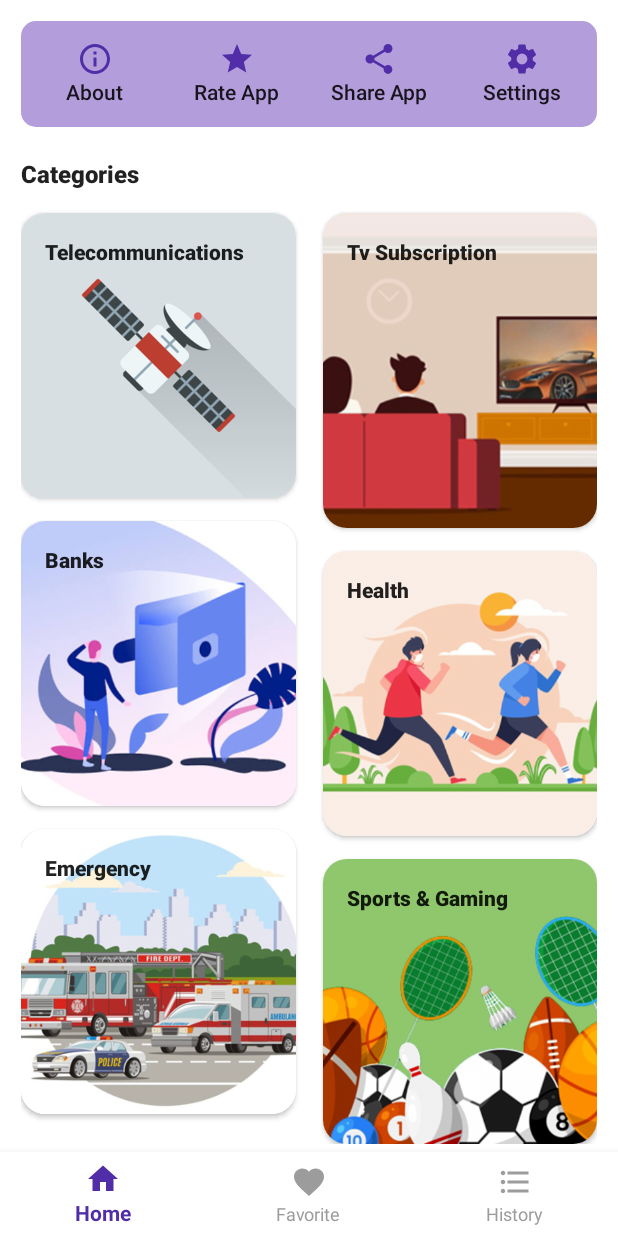
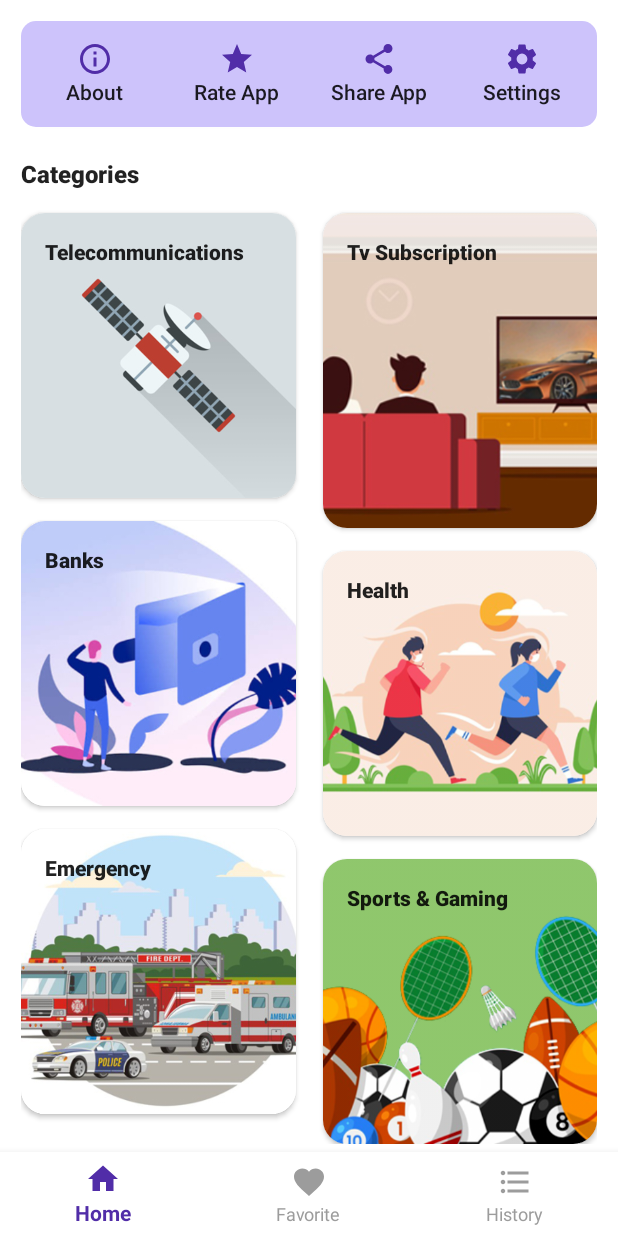
Before and after one commit to megamendhie/Dialup, an Android app: the screen it shows after launch (MainActivity), on a phone screen of 412 x 824 dp. Run offline under Robolectric (Android 15) with nearby library versions, the phone set to English and light mode, and no system bars; our stand-ins replace Firebase (no records; nobody signed in at launch, a user with empty details on screens opened directly), Room's generated code; libraries missing offline, so code that uses them is left out: io.github.luizgrp.sectionedrecyclerviewadapter; pictures from the network do not load; 9 statements that could not run were skipped.

Commit message:
modified text, color, and dimensions

```diff
--- a/app/src/main/res/layout-mdpi/fragment_home.xml
+++ /dev/null
@@ -1,341 +0,0 @@
-<androidx.core.widget.NestedScrollView xmlns:android="http://schemas.android.com/apk/res/android"
-    xmlns:tools="http://schemas.android.com/tools"
-    android:layout_width="match_parent"
-    android:layout_height="match_parent"
-    xmlns:app="http://schemas.android.com/apk/res-auto"
-    tools:context="fragments.HomeFragment">
-    <androidx.constraintlayout.widget.ConstraintLayout
-        android:layout_width="match_parent"
-        android:layout_height="match_parent"
-        android:padding="14dp">
-
-       <androidx.cardview.widget.CardView
-            android:id="@+id/crdSettings"
-            android:layout_width="match_parent"
-            android:layout_height="wrap_content"
-            app:cardCornerRadius="10dp"
-            app:layout_constraintLeft_toLeftOf="parent"
-            app:layout_constraintRight_toRightOf="parent"
-            app:layout_constraintTop_toTopOf="parent">
-
-            <LinearLayout
-                android:layout_width="match_parent"
-                android:layout_height="wrap_content"
-                android:background="@color/colorAccent"
-                android:baselineAligned="false"
-                android:orientation="horizontal"
-                android:padding="2dp"
-                android:weightSum="8">
-
-                <LinearLayout
-                    android:id="@+id/lnrAbout"
-                    android:layout_width="0dp"
-                    android:layout_height="64dp"
-                    android:layout_margin="1dp"
-                    android:layout_weight="2"
-                    android:clickable="true"
-                    android:foreground="?android:attr/selectableItemBackground"
-                    android:gravity="center"
-                    android:orientation="vertical">
-
-                    <ImageView
-                        android:layout_width="wrap_content"
-                        android:layout_height="wrap_content"
-                        android:src="@drawable/ic_info_outline_black_24dp"
-                        android:tint="@color/colorPrimary" />
-
-                    <TextView
-                        android:layout_width="wrap_content"
-                        android:layout_height="wrap_content"
-                        android:text="About"
-                        android:textAppearance="@style/TextAppearance.AppCompat.Body2" />
-                </LinearLayout>
-
-                <LinearLayout
-                    android:id="@+id/lnrRate"
-                    android:layout_width="0dp"
-                    android:layout_height="64dp"
-                    android:layout_margin="1dp"
-                    android:layout_weight="2"
-                    android:clickable="true"
-                    android:foreground="?android:attr/selectableItemBackground"
-                    android:gravity="center"
-                    android:orientation="vertical">
-
-                    <ImageView
-                        android:layout_width="wrap_content"
-                        android:layout_height="wrap_content"
-                        android:src="@drawable/ic_star_black_24dp"
-                        android:tint="@color/colorPrimary" />
-
-                    <TextView
-                        android:layout_width="wrap_content"
-                        android:layout_height="wrap_content"
-                        android:text="Rate App"
-                        android:textAppearance="@style/TextAppearance.AppCompat.Body2" />
-                </LinearLayout>
-
-                <LinearLayout
-                    android:id="@+id/lnrShare"
-                    android:layout_width="0dp"
-                    android:layout_height="64dp"
-                    android:layout_margin="1dp"
-                    android:layout_weight="2"
-                    android:gravity="center"
-                    android:orientation="vertical">
-
-                    <ImageView
-                        android:layout_width="wrap_content"
-                        android:layout_height="wrap_content"
-                        android:src="@drawable/ic_share_black_24dp"
-                        android:tint="@color/colorPrimary" />
-
-                    <TextView
-                        android:layout_width="wrap_content"
-                        android:layout_height="wrap_content"
-                        android:text="Share"
-                        android:textAppearance="@style/TextAppearance.AppCompat.Body2" />
-                </LinearLayout>
-
-                <LinearLayout
-                    android:id="@+id/lnrSettings"
-                    android:layout_width="0dp"
-                    android:layout_height="64dp"
-                    android:layout_margin="1dp"
-                    android:layout_weight="2"
-                    android:clickable="true"
-                    android:foreground="?android:attr/selectableItemBackground"
-                    android:gravity="center"
-                    android:orientation="vertical">
-
-                    <ImageView
-                        android:layout_width="wrap_content"
-                        android:layout_height="wrap_content"
-                        android:src="@drawable/ic_settings_black_24dp"
-                        android:tint="@color/colorPrimary" />
-
-                    <TextView
-                        android:layout_width="wrap_content"
-                        android:layout_height="wrap_content"
-                        android:text="Settings"
-                        android:textAppearance="@style/TextAppearance.AppCompat.Body2" />
-                </LinearLayout>
-
-            </LinearLayout>
-        </androidx.cardview.widget.CardView>
-
-        <TextView
-            android:id="@+id/txtCategories"
-            android:layout_width="wrap_content"
-            android:layout_height="wrap_content"
-            android:text="Categories"
-            android:layout_marginTop="20dp"
-            android:textStyle="bold"
-            android:textSize="16sp"
-            android:textAppearance="@style/TextAppearance.AppCompat.Body2"
-            app:layout_constraintLeft_toLeftOf="parent"
-            app:layout_constraintTop_toBottomOf="@id/crdSettings"/>
-
-        <androidx.cardview.widget.CardView
-            android:id="@+id/crdTelco"
-            android:layout_width="0dp"
-            android:layout_height="wrap_content"
-            android:layout_marginTop="15dp"
-            android:layout_marginRight="16dp"
-            android:clickable="true"
-            android:foreground="?android:attr/selectableItemBackground"
-            app:cardCornerRadius="@dimen/corner_radius"
-            app:layout_constraintRight_toLeftOf="@id/crdTv"
-            app:layout_constraintLeft_toLeftOf="parent"
-            app:layout_constraintTop_toBottomOf="@id/txtCategories">
-
-
-            <FrameLayout
-                android:layout_width="match_parent"
-                android:layout_height="@dimen/crd_height_mdpi">
-
-                <ImageView
-                    android:layout_width="match_parent"
-                    android:layout_height="match_parent"
-                    android:scaleType="centerCrop"
-                    android:src="@drawable/pica" />
-
-                <TextView
-                    android:layout_width="wrap_content"
-                    android:layout_height="wrap_content"
-                    android:layout_margin="16dp"
-                    android:text="Telecom"
-                    android:textAppearance="@style/TextAppearance.AppCompat.Body1"
-                    android:textStyle="bold" />
-
-            </FrameLayout>
-        </androidx.cardview.widget.CardView>
-
-        <androidx.cardview.widget.CardView
-            android:id="@+id/crdBanking"
-            android:layout_width="0dp"
-            android:layout_height="wrap_content"
-            android:layout_marginTop="15dp"
-            android:layout_marginRight="16dp"
-            android:clickable="true"
-            android:foreground="?android:attr/selectableItemBackground"
-            app:cardCornerRadius="@dimen/corner_radius"
-            app:layout_constraintRight_toLeftOf="@+id/crdHealth"
-            app:layout_constraintLeft_toLeftOf="parent"
-            app:layout_constraintTop_toBottomOf="@id/crdTelco">
-
-
-            <FrameLayout
-                android:layout_width="match_parent"
-                android:layout_height="@dimen/crd_height_mdpi">
-
-                <ImageView
-                    android:layout_width="match_parent"
-                    android:layout_height="match_parent"
-                    android:scaleType="centerCrop"
-                    android:src="@drawable/picc" />
-
-                <TextView
-                    android:layout_width="wrap_content"
-                    android:layout_height="wrap_content"
-                    android:layout_margin="16dp"
-                    android:text="Banks"
-                    android:textAppearance="@style/TextAppearance.AppCompat.Body1"
-                    android:textStyle="bold" />
-            </FrameLayout>
-        </androidx.cardview.widget.CardView>
-
-        <androidx.cardview.widget.CardView
-            android:id="@+id/crdSecurity"
-            android:layout_width="0dp"
-            android:layout_height="wrap_content"
-            android:clickable="true"
-            android:foreground="?android:attr/selectableItemBackground"
-            android:layout_marginTop="15dp"
-            android:layout_marginRight="16dp"
-            app:cardCornerRadius="@dimen/corner_radius"
-            app:layout_constraintRight_toLeftOf="@id/crdSports"
-            app:layout_constraintLeft_toLeftOf="parent"
-            app:layout_constraintTop_toBottomOf="@id/crdBanking">
-
-            <FrameLayout
-                android:layout_width="match_parent"
-                android:layout_height="@dimen/crd_height_mdpi">
-
-                <ImageView
-                    android:layout_width="match_parent"
-                    android:layout_height="match_parent"
-                    android:scaleType="centerCrop"
-                    android:src="@drawable/pich"/>
-
-                <TextView
-                    android:layout_width="wrap_content"
-                    android:layout_height="wrap_content"
-                    android:text="Emergency"
-                    android:layout_margin="16dp"
-                    android:textStyle="bold"
-                    android:textAppearance="@style/TextAppearance.AppCompat.Body1"/>
-            </FrameLayout>
-
-        </androidx.cardview.widget.CardView>
-
-        <androidx.cardview.widget.CardView
-            android:id="@+id/crdTv"
-            android:layout_width="0dp"
-            android:layout_height="wrap_content"
-            android:clickable="true"
-            android:foreground="?android:attr/selectableItemBackground"
-            android:layout_marginTop="15dp"
-            app:cardCornerRadius="@dimen/corner_radius"
-            app:layout_constraintRight_toRightOf="parent"
-            app:layout_constraintLeft_toRightOf="@id/crdTelco"
-            app:layout_constraintTop_toBottomOf="@id/txtCategories">
-
-            <FrameLayout
-                android:layout_width="match_parent"
-                android:layout_height="@dimen/crd_height_mdpi_ex">
-
-                <ImageView
-                    android:layout_width="match_parent"
-                    android:layout_height="match_parent"
-                    android:scaleType="centerCrop"
-                    android:src="@drawable/picb"/>
-
-                <TextView
-                    android:layout_width="wrap_content"
-                    android:layout_height="wrap_content"
-                    android:text="Tv Subscription"
-                    android:layout_margin="16dp"
-                    android:textStyle="bold"
-                    android:textAppearance="@style/TextAppearance.AppCompat.Body1"/>
-            </FrameLayout>
-        </androidx.cardview.widget.CardView>
-
-        <androidx.cardview.widget.CardView
-            android:id="@+id/crdHealth"
-            android:layout_width="0dp"
-            android:layout_height="wrap_content"
-            android:clickable="true"
-            android:foreground="?android:attr/selectableItemBackground"
-            android:layout_marginTop="15dp"
-            app:cardCornerRadius="@dimen/corner_radius"
-            app:layout_constraintLeft_toRightOf="@id/crdBanking"
-            app:layout_constraintRight_toRightOf="parent"
-            app:layout_constraintTop_toBottomOf="@id/crdTv">
-            <FrameLayout
-                android:layout_width="match_parent"
-                android:layout_height="@dimen/crd_height_mdpi">
-
-                <ImageView
-                    android:layout_width="match_parent"
-                    android:layout_height="match_parent"
-                    android:scaleType="centerCrop"
-                    android:src="@drawable/picd"/>
-
-                <TextView
-                    android:layout_width="wrap_content"
-                    android:layout_height="wrap_content"
-                    android:text="Health"
-                    android:layout_margin="16dp"
-                    android:textStyle="bold"
-                    android:textAppearance="@style/TextAppearance.AppCompat.Body1"/>
-            </FrameLayout>
-
-        </androidx.cardview.widget.CardView>
-
-        <androidx.cardview.widget.CardView
-            android:id="@+id/crdSports"
-            android:layout_width="0dp"
-            android:layout_height="wrap_content"
-            android:clickable="true"
-            android:foreground="?android:attr/selectableItemBackground"
-            android:layout_marginTop="15dp"
-            app:cardCornerRadius="@dimen/corner_radius"
-            app:layout_constraintLeft_toRightOf="@id/crdSecurity"
-            app:layout_constraintRight_toRightOf="parent"
-            app:layout_constraintTop_toBottomOf="@id/crdHealth">
-            <FrameLayout
-                android:layout_width="match_parent"
-                android:layout_height="@dimen/crd_height_mdpi">
-
-
-                <ImageView
-                    android:layout_width="match_parent"
-                    android:layout_height="match_parent"
-                    android:scaleType="centerCrop"
-                    android:src="@drawable/picf"/>
-
-                <TextView
-                    android:layout_width="wrap_content"
-                    android:layout_height="wrap_content"
-                    android:text="Sports &amp; Gaming"
-                    android:layout_margin="16dp"
-                    android:textStyle="bold"
-                    android:textAppearance="@style/TextAppearance.AppCompat.Body1"/>
-            </FrameLayout>
-
-        </androidx.cardview.widget.CardView>
-
-    </androidx.constraintlayout.widget.ConstraintLayout>
-
-</androidx.core.widget.NestedScrollView>
--- a/app/src/main/res/values/colors.xml
+++ b/app/src/main/res/values/colors.xml
@@ -2,6 +2,6 @@
 <resources>
     <color name="colorPrimary">#512DA8</color>
     <color name="colorPrimaryDark">#4527A0</color>
-    <color name="colorAccent">#B39DDB</color>
-    <color name="colorAccentDark">#9575CD</color>
+    <color name="colorAccent">#66836AF6</color>
+    <color name="colorAccentDark">#99836AF6</color>
 </resources>
--- a/app/src/main/res/values/dimens.xml
+++ b/app/src/main/res/values/dimens.xml
@@ -9,4 +9,7 @@
     <dimen name="crd_height_hdpi_ex">210dp</dimen>
     <dimen name="crd_height_xhdpi">200dp</dimen>
     <dimen name="crd_height_xhdpi_ex">220dp</dimen>
+    <dimen name="img_xhd">90dp</dimen>
+    <dimen name="img_hd">85dp</dimen>
+    <dimen name="img_ld">76dp</dimen>
 </resources>
--- a/app/src/main/res/values/strings.xml
+++ b/app/src/main/res/values/strings.xml
@@ -1,13 +1,11 @@
 <resources>
     <string name="app_name">Dialup</string>
-
-    <!-- TODO: Remove or change this placeholder text -->
     <string name="txt_new_version_prompt">New version available</string>
     <string name="txt_new_version_des">You have an older version of the app.\nKindly update to get the latest version for best experience.</string>
     <string name="txt_later">LATER</string>
     <string name="txt_update">UPDATE</string>
-    <string name="text_info_full">Dialup app has all the USSD codes and emergency numbers you need.
-        \n\nThe app contains the USSD codes for banks, telecoms, TV subscription, health services, etc. It also contains emergency and quick response numbers for important agencies like the Police, Rape Complaint Centre, Quick Response Squad, Fire Service, etc.</string>
+    <string name="text_info_full">Dialup is an all-in-one app for USSD codes and emergency numbers you need.
+        \n\nDialup contains all the USSD codes for banks, mobile networks, TV subscription, health services, sports sites, etc. It also contains emergency and quick response numbers for important agencies like the Police, Rape Complaint Centre, Quick Response Squad, Fire Service, etc.</string>
     <string name="txt_brand_logo">Brand logo</string>
     <string name="txt_dev">Developed with ❤️ by <a href="https://twitter.com/Megamendhie">Mendhie Emmanuel</a>
         \n\nCodes curated by <a href="https://twitter.com/Megamendhie">Mendhie Emmanuel</a> and <a href="https://web.facebook.com/nwugo.jasmine">Nwugo Jaachimma</a></string>
```
